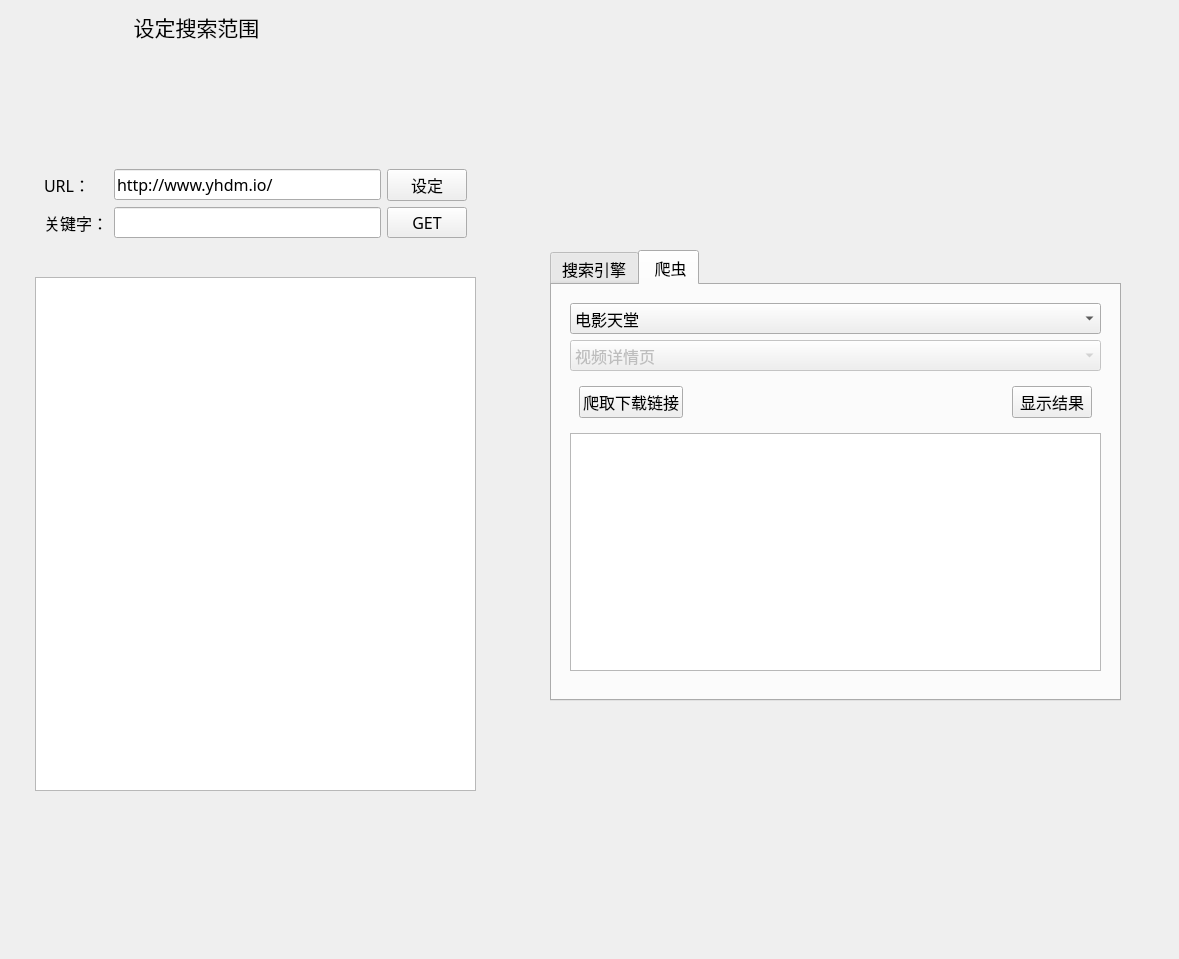
Qt form mainwindow.ui (cccccrz/mycrawl) before a commit.
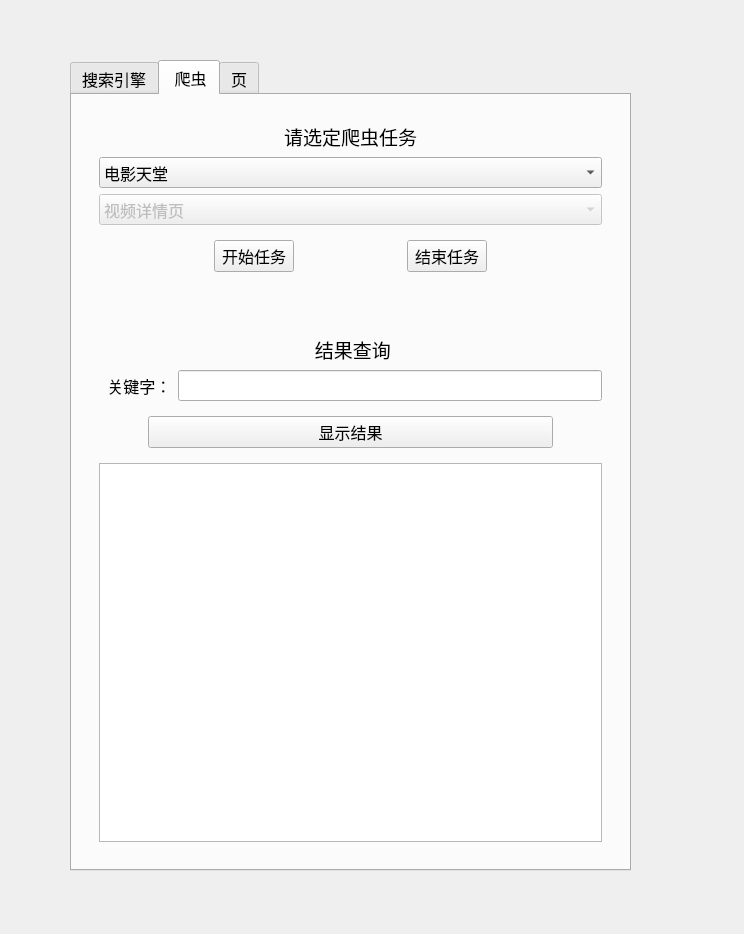
The same form after that commit. The open tabs and pages were chosen to show the change.

Commit message: 更新数据库查询

What changed in the file:
```diff
--- a/mainwindow.ui
+++ b/mainwindow.ui
@@ -6,8 +6,8 @@
    <rect>
     <x>0</x>
     <y>0</y>
-    <width>1179</width>
-    <height>959</height>
+    <width>744</width>
+    <height>934</height>
    </rect>
   </property>
   <property name="font">
@@ -20,48 +20,13 @@
    <string>网络爬虫工具</string>
   </property>
   <widget class="QWidget" name="centralwidget">
-   <widget class="QLabel" name="label_2">
-    <property name="geometry">
-     <rect>
-      <x>11</x>
-      <y>11</y>
-      <width>371</width>
-      <height>31</height>
-     </rect>
-    </property>
-    <property name="font">
-     <font>
-      <family>微软雅黑</family>
-      <pointsize>16</pointsize>
-      <weight>50</weight>
-      <italic>false</italic>
-      <bold>false</bold>
-      <kerning>true</kerning>
-     </font>
-    </property>
-    <property name="layoutDirection">
-     <enum>Qt::LeftToRight</enum>
-    </property>
-    <property name="text">
-     <string>设定搜索范围</string>
-    </property>
-    <property name="alignment">
-     <set>Qt::AlignCenter</set>
-    </property>
-    <property name="wordWrap">
-     <bool>true</bool>
-    </property>
-    <property name="margin">
-     <number>0</number>
-    </property>
-   </widget>
    <widget class="QTabWidget" name="tabWidget">
     <property name="geometry">
      <rect>
-      <x>550</x>
-      <y>250</y>
-      <width>571</width>
-      <height>451</height>
+      <x>70</x>
+      <y>60</y>
+      <width>561</width>
+      <height>811</height>
      </rect>
     </property>
     <property name="currentIndex">
@@ -160,7 +125,37 @@
      <layout class="QVBoxLayout" name="verticalLayout_2">
       <item>
        <widget class="QWidget" name="widget_4" native="true">
-        <layout class="QVBoxLayout" name="verticalLayout">
+        <layout class="QVBoxLayout" name="verticalLayout_6">
+         <item>
+          <widget class="QWidget" name="widget_9" native="true">
+           <layout class="QVBoxLayout" name="verticalLayout_5">
+            <item>
+             <widget class="QLabel" name="label_7">
+              <property name="font">
+               <font>
+                <pointsize>14</pointsize>
+               </font>
+              </property>
+              <property name="layoutDirection">
+               <enum>Qt::LeftToRight</enum>
+              </property>
+              <property name="frameShape">
+               <enum>QFrame::NoFrame</enum>
+              </property>
+              <property name="frameShadow">
+               <enum>QFrame::Plain</enum>
+              </property>
+              <property name="lineWidth">
+               <number>1</number>
+              </property>
+              <property name="text">
+               <string>请选定爬虫任务</string>
+              </property>
+              <property name="alignment">
+               <set>Qt::AlignCenter</set>
+              </property>
+             </widget>
+            </item>
          <item>
           <widget class="QComboBox" name="comboBox_Web">
            <item>
@@ -190,10 +185,23 @@
          <item>
           <widget class="QWidget" name="widget_2" native="true">
            <layout class="QHBoxLayout" name="horizontalLayout_2">
+               <item>
+                <spacer name="horizontalSpacer_3">
+                 <property name="orientation">
+                  <enum>Qt::Horizontal</enum>
+                 </property>
+                 <property name="sizeHint" stdset="0">
+                  <size>
+                   <width>40</width>
+                   <height>20</height>
+                  </size>
+                 </property>
+                </spacer>
+               </item>
             <item>
              <widget class="QPushButton" name="work_Btn">
               <property name="text">
-               <string>爬取下载链接</string>
+                  <string>开始任务</string>
               </property>
              </widget>
             </item>
@@ -204,25 +212,35 @@
               </property>
               <property name="sizeHint" stdset="0">
                <size>
-                <width>40</width>
+                   <width>30</width>
                 <height>20</height>
                </size>
               </property>
              </spacer>
             </item>
             <item>
-             <widget class="QPushButton" name="show_Btn">
+                <widget class="QPushButton" name="thread_finished_btn">
               <property name="text">
-               <string>显示结果</string>
+                  <string>结束任务</string>
               </property>
              </widget>
             </item>
+               <item>
+                <spacer name="horizontalSpacer_4">
+                 <property name="orientation">
+                  <enum>Qt::Horizontal</enum>
+                 </property>
+                 <property name="sizeHint" stdset="0">
+                  <size>
+                   <width>40</width>
+                   <height>20</height>
+                  </size>
+                 </property>
+                </spacer>
+               </item>
            </layout>
           </widget>
          </item>
-         <item>
-          <widget class="QListWidget" name="listWidget"/>
-         </item>
          <item>
           <spacer name="verticalSpacer">
            <property name="orientation">
@@ -233,8 +251,8 @@
            </property>
            <property name="sizeHint" stdset="0">
             <size>
-             <width>10</width>
-             <height>10</height>
+                <width>20</width>
+                <height>30</height>
             </size>
            </property>
           </spacer>
@@ -242,19 +260,151 @@
         </layout>
        </widget>
       </item>
-     </layout>
-    </widget>
-   </widget>
+         <item>
+          <widget class="QWidget" name="widget_6" native="true">
+           <layout class="QVBoxLayout" name="verticalLayout">
+            <item>
+             <widget class="QLabel" name="label_8">
+              <property name="font">
+               <font>
+                <pointsize>14</pointsize>
+               </font>
+              </property>
+              <property name="text">
+               <string> 结果查询</string>
+              </property>
+              <property name="alignment">
+               <set>Qt::AlignCenter</set>
+              </property>
+             </widget>
+            </item>
+            <item>
+             <widget class="QWidget" name="widget_8" native="true">
+              <layout class="QHBoxLayout" name="horizontalLayout_3">
+               <property name="leftMargin">
+                <number>0</number>
+               </property>
+               <property name="topMargin">
+                <number>0</number>
+               </property>
+               <property name="rightMargin">
+                <number>0</number>
+               </property>
+               <property name="bottomMargin">
+                <number>0</number>
+               </property>
+               <item>
+                <widget class="QLabel" name="label_6">
+                 <property name="text">
+                  <string>  关键字：</string>
+                 </property>
+                </widget>
+               </item>
+               <item>
+                <widget class="QLineEdit" name="sql_key"/>
+               </item>
+              </layout>
+             </widget>
+            </item>
+            <item>
+             <widget class="QWidget" name="widget_10" native="true">
+              <layout class="QHBoxLayout" name="horizontalLayout_4">
+               <item>
+                <spacer name="horizontalSpacer_5">
+                 <property name="orientation">
+                  <enum>Qt::Horizontal</enum>
+                 </property>
+                 <property name="sizeType">
+                  <enum>QSizePolicy::Minimum</enum>
+                 </property>
+                 <property name="sizeHint" stdset="0">
+                  <size>
+                   <width>40</width>
+                   <height>20</height>
+                  </size>
+                 </property>
+                </spacer>
+               </item>
+               <item>
+                <widget class="QPushButton" name="show_Btn">
+                 <property name="text">
+                  <string>显示结果</string>
+                 </property>
+                </widget>
+               </item>
+               <item>
+                <spacer name="horizontalSpacer_6">
+                 <property name="orientation">
+                  <enum>Qt::Horizontal</enum>
+                 </property>
+                 <property name="sizeType">
+                  <enum>QSizePolicy::Minimum</enum>
+                 </property>
+                 <property name="sizeHint" stdset="0">
+                  <size>
+                   <width>40</width>
+                   <height>20</height>
+                  </size>
+                 </property>
+                </spacer>
+               </item>
+              </layout>
+             </widget>
+            </item>
+            <item>
+             <widget class="QTableWidget" name="tableWidget"/>
+            </item>
+           </layout>
+          </widget>
+         </item>
+        </layout>
+       </widget>
+      </item>
+     </layout>
+    </widget>
+    <widget class="QWidget" name="tab">
+     <attribute name="title">
+      <string>页</string>
+     </attribute>
    <widget class="QWidget" name="widget_5" native="true">
     <property name="geometry">
      <rect>
-      <x>35</x>
-      <y>160</y>
+        <x>30</x>
+        <y>20</y>
       <width>441</width>
       <height>631</height>
      </rect>
     </property>
     <layout class="QVBoxLayout" name="verticalLayout_4">
+       <item>
+        <widget class="QLabel" name="label_2">
+         <property name="font">
+          <font>
+           <family>微软雅黑</family>
+           <pointsize>16</pointsize>
+           <weight>50</weight>
+           <italic>false</italic>
+           <bold>false</bold>
+           <kerning>true</kerning>
+          </font>
+         </property>
+         <property name="layoutDirection">
+          <enum>Qt::LeftToRight</enum>
+         </property>
+         <property name="text">
+          <string>设定搜索范围</string>
+         </property>
+         <property name="alignment">
+          <set>Qt::AlignCenter</set>
+         </property>
+         <property name="wordWrap">
+          <bool>true</bool>
+         </property>
+         <property name="margin">
+          <number>0</number>
+         </property>
+        </widget>
+       </item>
      <item>
       <widget class="QWidget" name="widget_3" native="true">
        <layout class="QGridLayout" name="gridLayout">
@@ -308,6 +458,8 @@
       <widget class="QTextEdit" name="out_Text"/>
      </item>
     </layout>
+     </widget>
+    </widget>
    </widget>
   </widget>
   <action name="actionset">
```
Left out of the diff: 78 changed lines with no effect on the pictures. Lines whose indentation alone changed are shown as unchanged. The commit also changes 11 other files.
